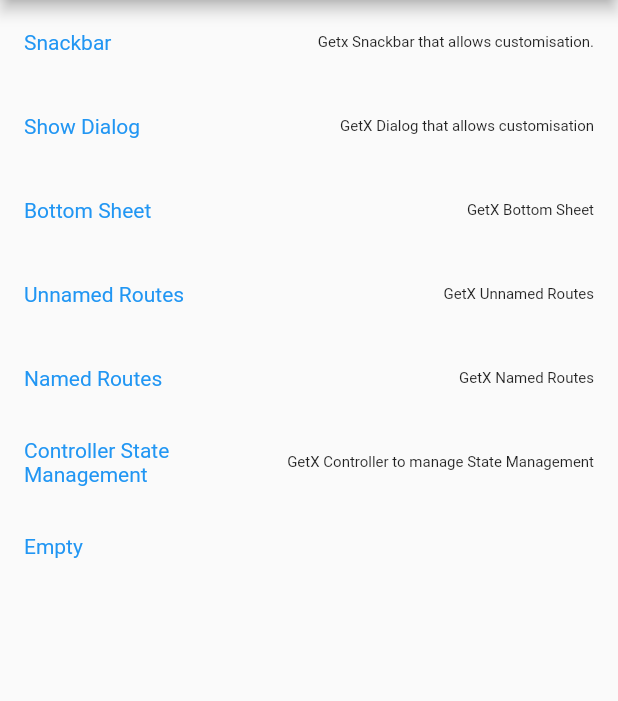
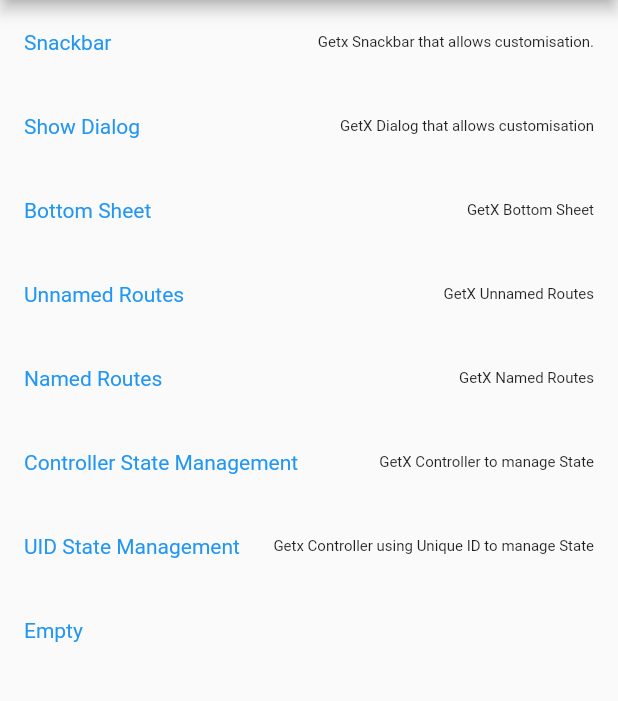
Before and after one commit to RabiKumar14/GetX-Hub, a Flutter app: the screen it shows after launch, on a phone screen of 412 x 824 dp, the part 84-785 px from its top. Run offline on Flutter 3.47's test engine with Material 2 defaults, Android fonts, the phone set to English and light mode, and no system bars; our stand-ins replace device_preview, get, responsive_builder.

Commit message:
Added in GetX Controller using Unique ID

```diff
--- a/lib/Data/homeData.dart
+++ b/lib/Data/homeData.dart
@@ -1,5 +1,6 @@
 import 'package:code_hub/Exports/export.dart';
 import 'package:code_hub/UI/statePage.dart';
+import 'package:code_hub/UI/stateUID.dart';
 import 'package:code_hub/UI/unnamedRoutesPage.dart';
 
 //! Required parameters for the item
@@ -160,9 +161,16 @@
   //! GetX Controller State Management using Obx
   HomeItem(
       title: 'Controller State Management',
-      subtitle: 'GetX Controller to manage State Management',
+      subtitle: 'GetX Controller to manage State',
       action: () {
         Get.to(StatePage());
       }),
+  //! Getx Controller State Management using Unique ID
+  HomeItem(
+      title: 'UID State Management',
+      subtitle: 'Getx Controller using Unique ID to manage State',
+      action: () {
+        Get.to(UIDState());
+      }),
   HomeItem(title: 'Empty', subtitle: '', action: () {}),
 ];
```
Also changed, not shown: lib/Controls/stateUIDControl.dart (added, +13 -0 lines), lib/UI/stateUID.dart (added, +37 -0 lines).
